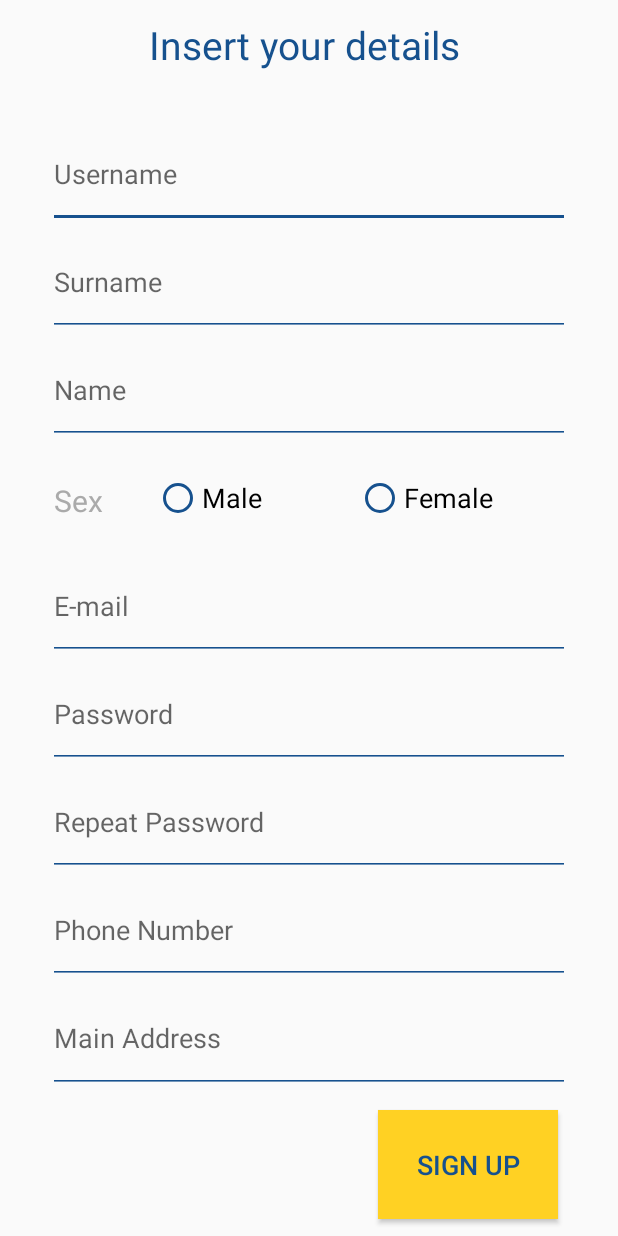
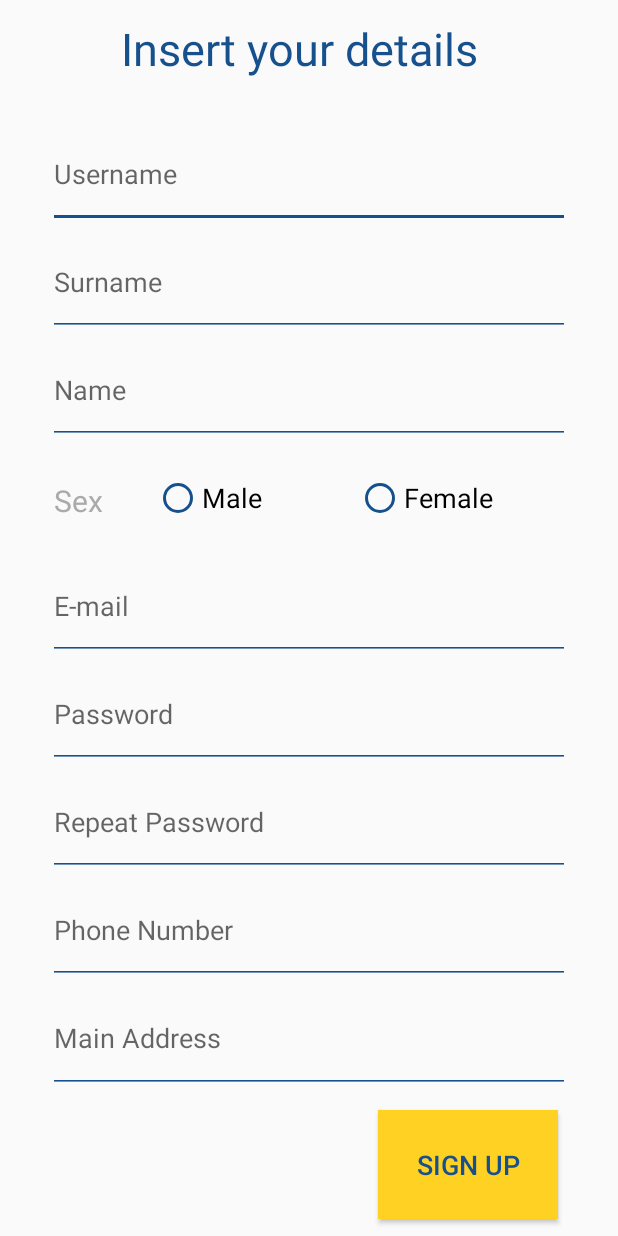
Before and after one commit to SirQuickWay/CarryOnDev, an Android app: the screen it shows after launch (SignupActivity), on a phone screen of 412 x 824 dp. Run offline under Robolectric (Android 15) with nearby library versions, the phone set to English and light mode, and no system bars.

Commit message:
Singup layout updated.

```diff
--- a/app/src/main/res/layout/activity_signup.xml
+++ b/app/src/main/res/layout/activity_signup.xml
@@ -11,7 +11,7 @@
 
     <TextView
         android:id="@+id/editText_insertDetails"
-        android:layout_width="213dp"
+        android:layout_width="250dp"
         android:layout_height="0dp"
         android:layout_gravity="center_horizontal"
         android:layout_marginEnd="8dp"
@@ -22,7 +22,7 @@
         android:text="@string/insert_your_details"
         android:textAppearance="@android:style/TextAppearance.Material.Large"
         android:textColor="@color/colorPrimary"
-        android:textSize="26sp" />
+        android:textSize="30sp" />
 
     <EditText
         android:id="@+id/editText_username"
```
